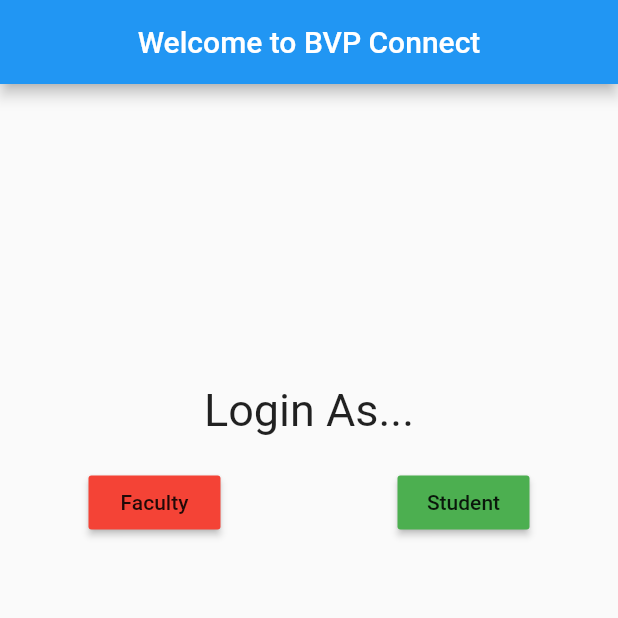
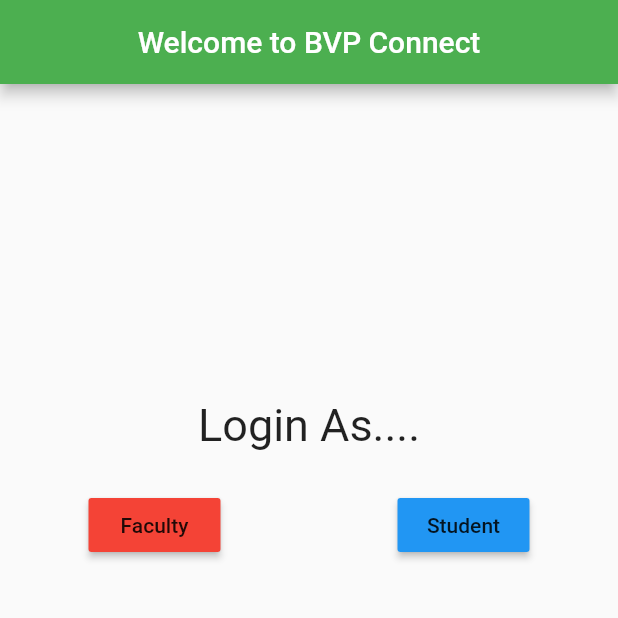
Before and after one commit to Srishtigarg25/BVP-Connect, a Flutter app: the screen it shows after launch, on a phone screen of 412 x 824 dp, the top half of it. Run offline on Flutter 3.47's test engine with Material 2 defaults, Android fonts, the phone set to English and light mode, and no system bars.

Commit message:
Minor code optimization

```diff
--- a/lib/main.dart
+++ b/lib/main.dart
@@ -23,7 +23,7 @@ class BaseApp extends StatelessWidget {
   Widget build(BuildContext context) {
     return Scaffold(
       appBar: AppBar(
-        backgroundColor: Colors.blue,
+        backgroundColor: Colors.green,
         title: Container(
           width: double.infinity,
           child: Text(
@@ -37,10 +37,10 @@ class BaseApp extends StatelessWidget {
           children: <Widget>[
             Container(
               width: double.infinity,
-              margin: EdgeInsets.only(top: 200),
-              padding: EdgeInsets.only(bottom: 20),
+              margin: EdgeInsets.only(top: 210),
+              padding: EdgeInsets.only(bottom: 25),
               child: Text(
-                "Login As...",
+                "Login As....",
                 textAlign: TextAlign.center,
                 style: TextStyle(fontSize: 30),
               ),
@@ -58,7 +58,7 @@ class BaseApp extends StatelessWidget {
                 ),
                 RaisedButton(
                   child: Text("Student"),
-                  color: Colors.green,
+                  color: Colors.blue,
                   onPressed: () {
                     Navigator.pushNamed(context, 'loginasstudent');
                   },
```
